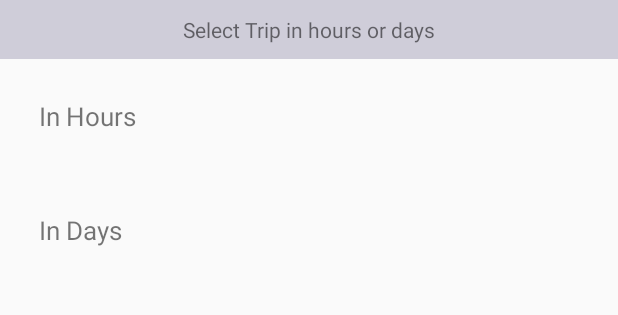
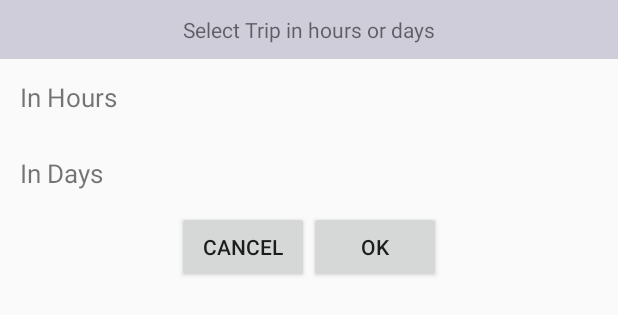
Before and after one commit to AjitkumarMaurya/driverApp, an Android app: the layout popupxml.xml on its own in the app's theme, with its tools: preview values and no code run, on a phone screen of 412 x 824 dp. Shown: the top 315 px of the screen. Run offline under Robolectric (Android 15) with nearby library versions, the phone set to English and light mode, and no system bars.

Commit message:
xml design

```diff
--- a/app/src/main/res/layout/popupxml.xml
+++ b/app/src/main/res/layout/popupxml.xml
@@ -21,7 +21,7 @@
         android:id="@+id/txt_inHours"
         android:layout_width="match_parent"
         android:layout_height="wrap_content"
-        android:layout_margin="@dimen/_20sdp"
+        android:padding="@dimen/_10sdp"
         android:text="In Hours"
         android:textSize="17sp" />
 
@@ -29,8 +29,27 @@
         android:id="@+id/txt_inDays"
         android:layout_width="match_parent"
         android:layout_height="wrap_content"
-        android:layout_margin="@dimen/_20sdp"
+        android:padding="@dimen/_10sdp"
         android:text="In Days"
         android:textSize="17sp" />
 
+    <LinearLayout
+        android:gravity="center"
+        android:layout_width="match_parent"
+        android:layout_height="wrap_content"
+        android:orientation="horizontal">
+
+        <Button
+            android:id="@+id/btn_cancel"
+            android:layout_width="wrap_content"
+            android:layout_height="wrap_content"
+            android:text="cancel" />
+
+        <Button
+            android:id="@+id/btn_ok"
+            android:layout_width="wrap_content"
+            android:layout_height="wrap_content"
+            android:text="ok" />
+    </LinearLayout>
+
 </LinearLayout>
```
